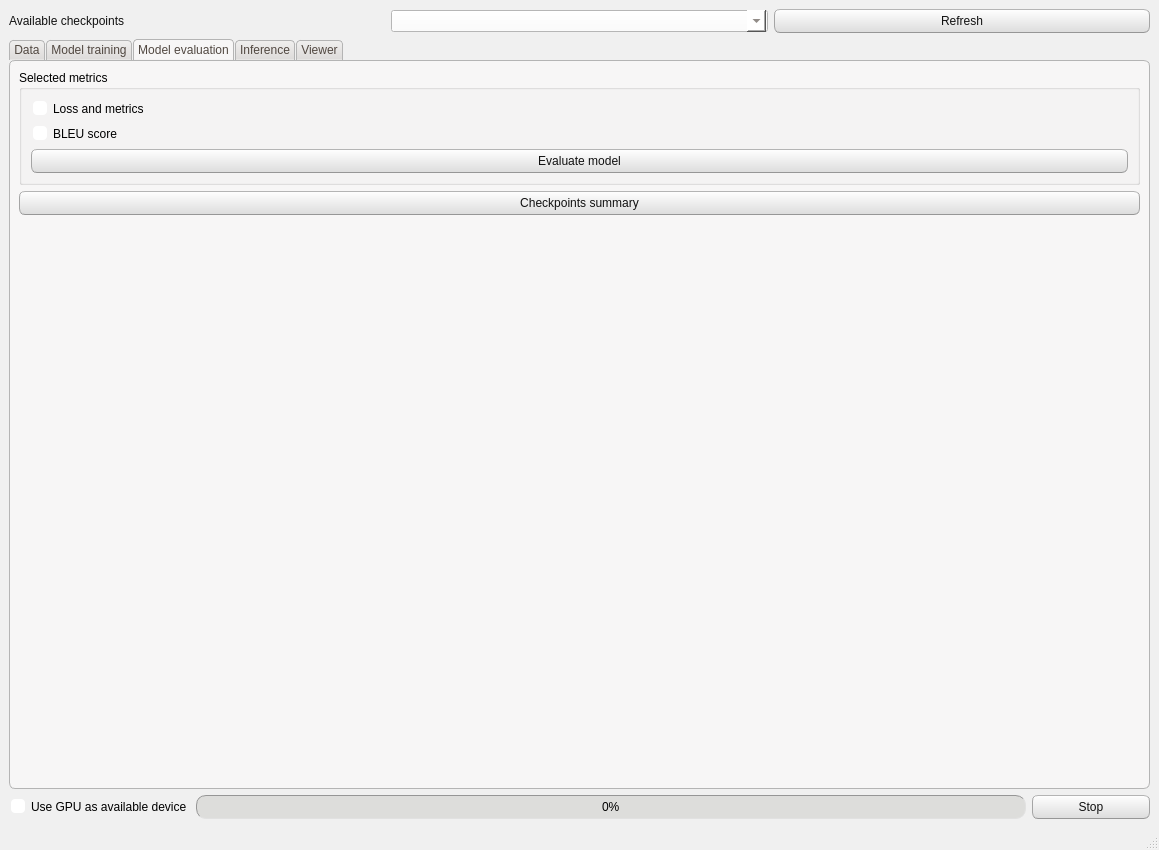
CTCycle/XREPORT-radiological-reports-generator, file XREPORT/app/src/window_layout.ui: the form before one commit.
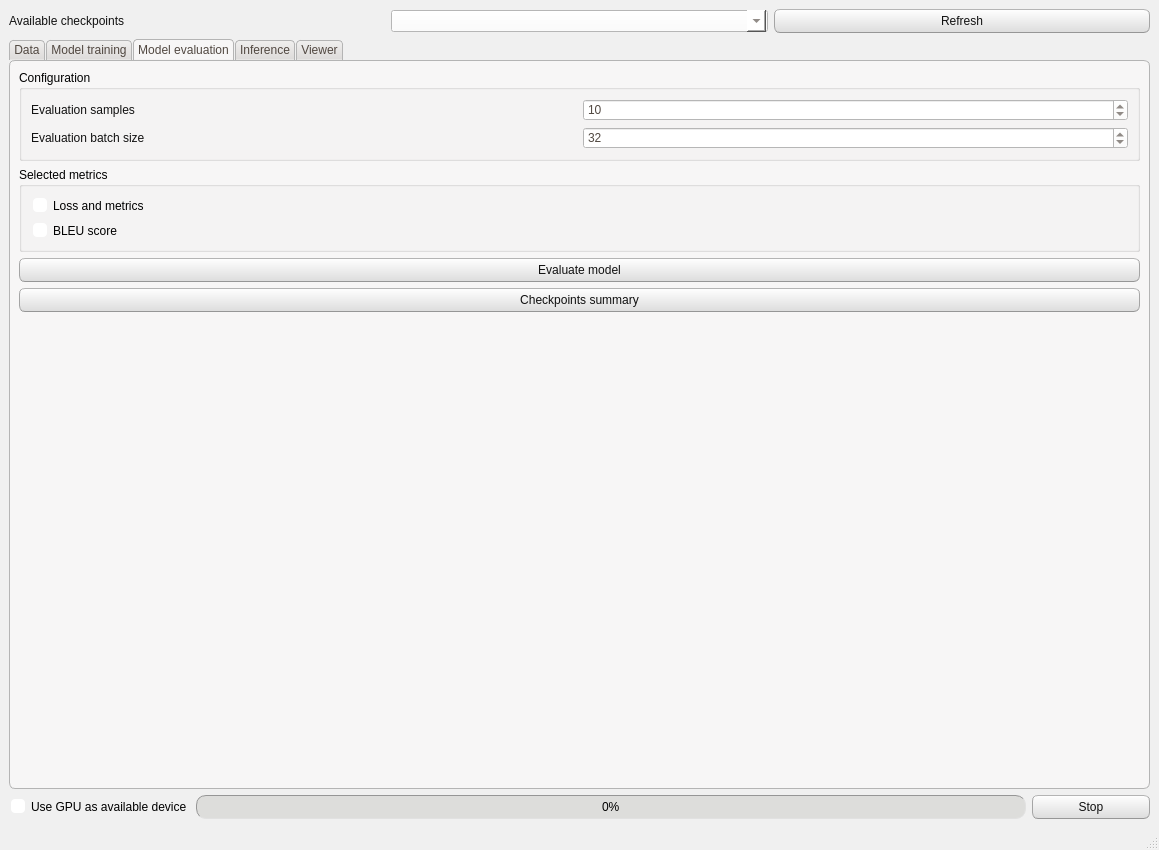
The form after the commit. The open tabs and pages were chosen to show the change.

Commit message: updated README, fully implemented evaluation of model, BLEU score, inference pipeline with subprocessing

What changed in the file:
```diff
--- a/XREPORT/app/src/window_layout.ui
+++ b/XREPORT/app/src/window_layout.ui
@@ -1420,6 +1420,66 @@
         <string>Model evaluation</string>
        </attribute>
        <layout class="QVBoxLayout" name="verticalLayout_12">
+        <item>
+         <widget class="QGroupBox" name="groupBox_9">
+          <property name="title">
+           <string>Configuration</string>
+          </property>
+          <layout class="QVBoxLayout" name="verticalLayout_19">
+           <item>
+            <layout class="QHBoxLayout" name="horizontalLayout_32">
+             <item>
+              <widget class="QLabel" name="label_15">
+               <property name="text">
+                <string>Evaluation samples</string>
+               </property>
+              </widget>
+             </item>
+             <item>
+              <widget class="QSpinBox" name="evalSamples">
+               <property name="minimum">
+                <number>1</number>
+               </property>
+               <property name="maximum">
+                <number>1000</number>
+               </property>
+               <property name="singleStep">
+                <number>0</number>
+               </property>
+               <property name="value">
+                <number>10</number>
+               </property>
+              </widget>
+             </item>
+            </layout>
+           </item>
+           <item>
+            <layout class="QHBoxLayout" name="horizontalLayout_34">
+             <item>
+              <widget class="QLabel" name="label_19">
+               <property name="text">
+                <string>Evaluation batch size</string>
+               </property>
+              </widget>
+             </item>
+             <item>
+              <widget class="QSpinBox" name="evalBatchSize">
+               <property name="minimum">
+                <number>1</number>
+               </property>
+               <property name="maximum">
+                <number>1024</number>
+               </property>
+               <property name="value">
+                <number>32</number>
+               </property>
+              </widget>
+             </item>
+            </layout>
+           </item>
+          </layout>
+         </widget>
+        </item>
         <item>
          <widget class="QGroupBox" name="groupBox_7">
           <property name="title">
@@ -1440,16 +1500,16 @@
              </property>
             </widget>
            </item>
-           <item>
-            <widget class="QPushButton" name="evaluateModel">
-             <property name="text">
-              <string>Evaluate model</string>
-             </property>
-            </widget>
-           </item>
           </layout>
          </widget>
         </item>
+        <item>
+         <widget class="QPushButton" name="evaluateModel">
+          <property name="text">
+           <string>Evaluate model</string>
+          </property>
+         </widget>
+        </item>
         <item>
          <widget class="QPushButton" name="checkpointSummary">
           <property name="toolTip">
```
The commit also changes 17 other files.
